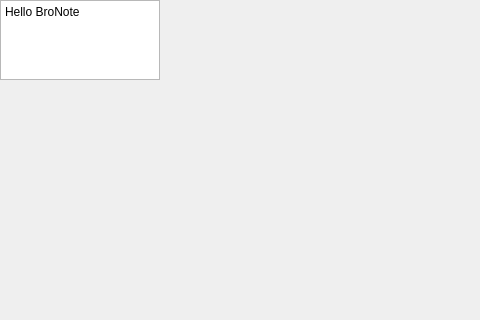
This is mainwindow.ui in aratnamirasugab/BroNote as Qt 5 draws it before an edit; both pictures show x 0 to 480 and y 0 to 320 of the 800 by 600 pixel window. The edited form follows.
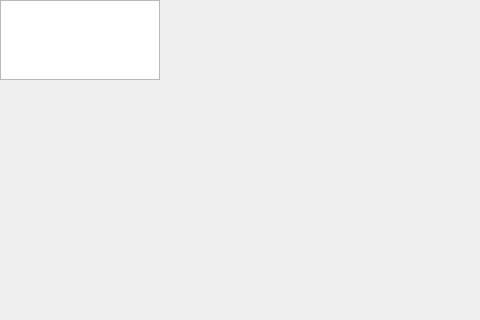
This is the edited form.

```diff
--- a/mainwindow.ui
+++ b/mainwindow.ui
@@ -25,11 +25,11 @@
     </property>
     <layout class="QVBoxLayout" name="verticalLayout">
      <item>
-      <widget class="QPlainTextEdit" name="plainTextEdit">
-       <property name="plainText">
-        <string>Hello BroNote</string>
-       </property>
-      </widget>
+      <layout class="QVBoxLayout" name="verticalLayout_2">
+       <item>
+        <widget class="QTextEdit" name="textEdit"/>
+       </item>
+      </layout>
      </item>
     </layout>
    </widget>
```
